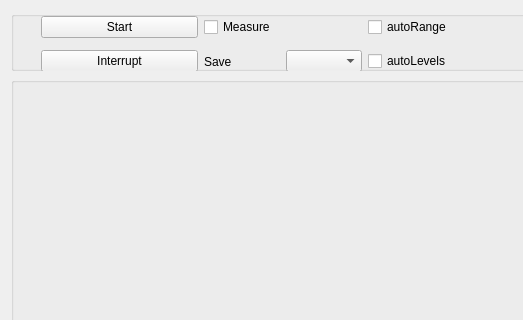
Old version of the form camera.ui in the repository PolimiScopeFoundry/Virtual_Image_ScopeFoundry; both pictures show x 0 to 523 and y 0 to 320 of the 959 by 697 pixel window.
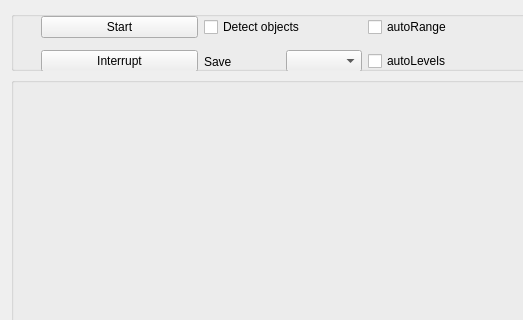
New version of the form.

Commit message: object recognition single plane saving

```diff
--- a/camera.ui
+++ b/camera.ui
@@ -112,7 +112,7 @@
        <item row="0" column="1">
         <widget class="QCheckBox" name="measure_checkBox">
          <property name="text">
-          <string>Measure</string>
+          <string>Detect objects</string>
          </property>
         </widget>
        </item>
```
Left out of the diff: 2 changed lines with no effect on the pictures. The commit also changes 14 other files.
